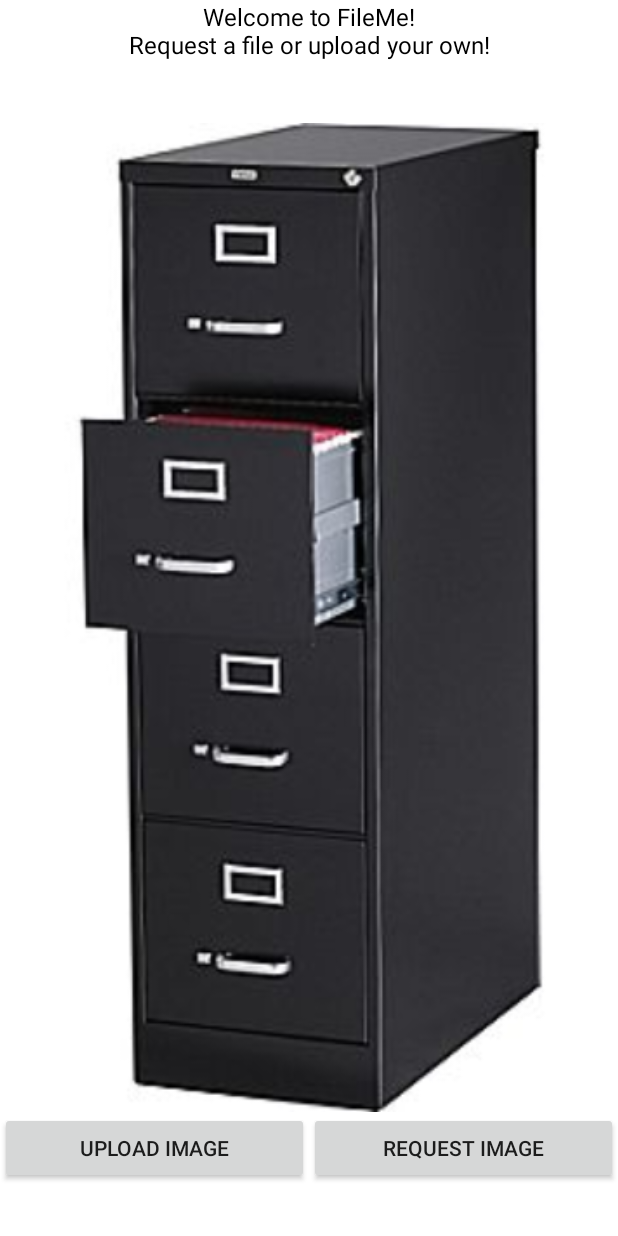
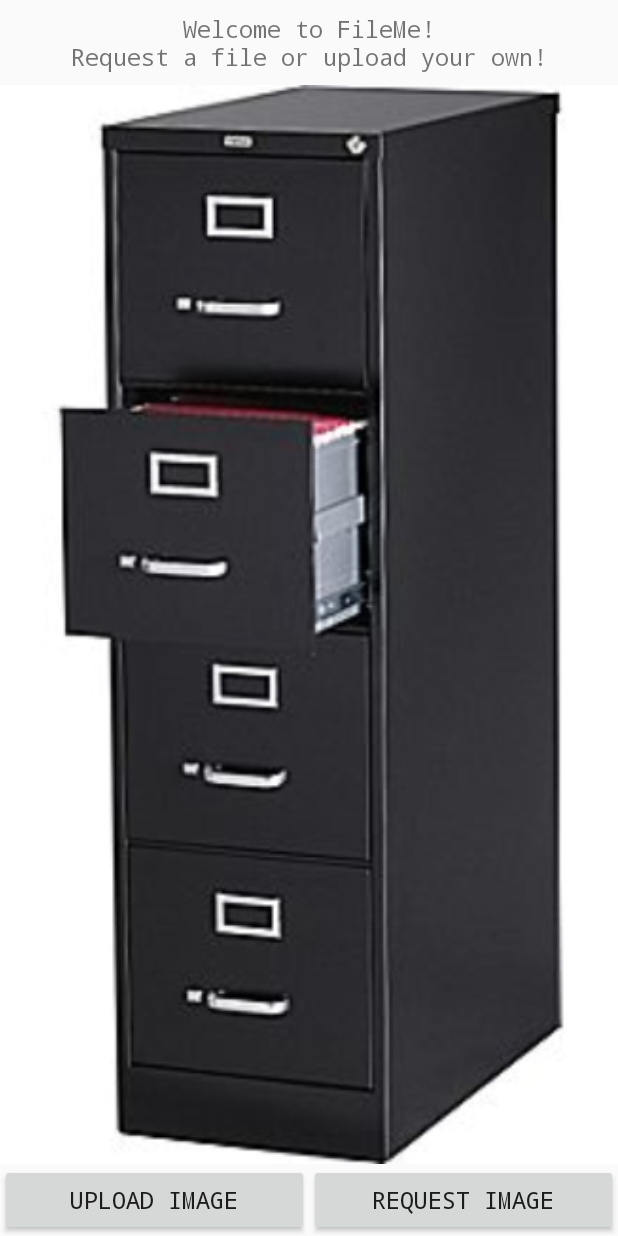
Before and after one commit to Joseph-W-E/FileMe, an Android app: the screen it shows after launch (MainActivity), on a phone screen of 412 x 824 dp. Run offline under Robolectric (Android 15) with nearby library versions, the phone set to English and light mode, and no system bars.

Commit message:
I'm angry

```diff
--- a/FileMe/app/src/main/java/com/example/joey/fileme/api/APIInterface.java
+++ b/FileMe/app/src/main/java/com/example/joey/fileme/api/APIInterface.java
@@ -17,7 +17,7 @@ import retrofit2.http.Path;
 public interface APIInterface {
 
 
-    String URL = "http://65.110.228.25:4567";
+    String URL = "http://65.110.227.87:4567";
 
 
     /*** GET REQUESTS ***/
--- a/FileMe/app/src/main/java/com/example/joey/fileme/api/ServerData.java
+++ b/FileMe/app/src/main/java/com/example/joey/fileme/api/ServerData.java
@@ -23,8 +23,7 @@ public class ServerData {
     @SerializedName("data")
     private String data;
 
-    public ServerData(int id, String name, String description, long date, String data) {
-        this.id = id;
+    public ServerData(String name, String description, long date, String data) {
         this.name = name;
         this.description = description;
         this.date = date;
--- a/FileMe/app/src/main/java/com/example/joey/fileme/request_image/server_image_view/ServerImageViewFactory.java
+++ b/FileMe/app/src/main/java/com/example/joey/fileme/request_image/server_image_view/ServerImageViewFactory.java
@@ -3,12 +3,12 @@ package com.example.joey.fileme.request_image.server_image_view;
 import android.content.Context;
 import android.graphics.Bitmap;
 import android.graphics.BitmapFactory;
+import android.util.Log;
 import android.widget.ImageView;
 import android.widget.LinearLayout;
 import android.widget.TextView;
 
 import java.text.SimpleDateFormat;
-import java.util.Calendar;
 import java.util.Date;
 import java.util.Locale;
 
--- a/FileMe/app/src/main/res/layout/activity_main.xml
+++ b/FileMe/app/src/main/res/layout/activity_main.xml
@@ -1,7 +1,6 @@
 <?xml version="1.0" encoding="utf-8"?>
 <LinearLayout
     xmlns:android="http://schemas.android.com/apk/res/android"
-    xmlns:app="http://schemas.android.com/apk/res-auto"
     xmlns:tools="http://schemas.android.com/tools"
     android:layout_width="match_parent"
     android:layout_height="match_parent"
@@ -10,33 +9,27 @@
     tools:context="com.example.joey.fileme.MainActivity">
 
     <TextView
-        android:text="Welcome to FileMe!\nRequest a file or upload your own!"
+        android:id="@+id/title"
         android:textAlignment="center"
-        android:textSize="16sp"
-        android:textColor="@color/black"
         android:layout_width="match_parent"
-        android:layout_height="0dp"
+        android:layout_height="wrap_content"
         android:layout_alignParentTop="true"
         android:layout_centerHorizontal="true"
-        android:id="@+id/title"
-        android:layout_weight="0.10"
-        android:background="@color/white"/>
+        android:text="Welcome to FileMe!\nRequest a file or upload your own!"
+        style="@style/AppTextView"/>
 
     <ImageView
         android:layout_width="match_parent"
         android:layout_height="0dp"
         android:id="@+id/background"
-        android:layout_weight=".8"
-        android:scaleType="centerCrop"
-        />
+        android:layout_weight="1"
+        android:scaleType="centerCrop" />
 
     <LinearLayout
         android:orientation="horizontal"
         android:layout_width="match_parent"
-        android:layout_height="0dp"
-        android:layout_weight=".1"
-        android:weightSum="1"
-        android:background="@color/white">
+        android:layout_height="wrap_content"
+        android:weightSum="1">
 
         <Button
             android:id="@+id/main_activity_btn_upload_image"
@@ -44,7 +37,8 @@
             android:layout_width="0dp"
             android:layout_height="wrap_content"
             android:text="Upload Image"
-            android:layout_weight=".5"/>
+            android:layout_weight=".5"
+            style="@style/AppTextView"/>
 
         <Button
             android:id="@+id/main_activity_btn_request_image"
@@ -52,7 +46,8 @@
             android:layout_width="0dp"
             android:layout_height="wrap_content"
             android:text="Request Image"
-            android:layout_weight=".5"/>
+            android:layout_weight=".5"
+            style="@style/AppTextView"/>
     </LinearLayout>
 
 </LinearLayout>
--- a/FileMe/app/src/main/res/layout/activity_request_image.xml
+++ b/FileMe/app/src/main/res/layout/activity_request_image.xml
@@ -18,7 +18,8 @@
         android:id="@+id/request_image_activity_et_title"
         android:layout_width="match_parent"
         android:layout_height="wrap_content"
-        android:hint="Enter image title..." />
+        android:hint="Enter image title..."
+        style="@style/AppTextView"/>
 
     <Button
         android:id="@+id/request_image_activity_btn_request"
@@ -26,6 +27,6 @@
         android:layout_width="match_parent"
         android:layout_height="wrap_content"
         android:text="Request Image"
-        android:background="@color/colorPrimary" />
+        style="@style/AppTextView"/>
 
 </LinearLayout>
--- a/FileMe/app/src/main/res/values/colors.xml
+++ b/FileMe/app/src/main/res/values/colors.xml
@@ -1,10 +1,11 @@
 <?xml version="1.0" encoding="utf-8"?>
 <resources>
-    <color name="colorPrimary">#3F51B5</color>
-    <color name="colorPrimaryDark">#303F9F</color>
-    <color name="colorAccent">#FF4081</color>
-    <color name="black">#000000</color>
-    <color name="white">#FFFFFF</color>
-
-
+    <color name="primary">#03A9F4</color>
+    <color name="primary_dark">#0288D1</color>
+    <color name="primary_light">#B3E5FC</color>
+    <color name="accent">#FFC107</color>
+    <color name="primary_text">#212121</color>
+    <color name="secondary_text">#757575</color>
+    <color name="icons">#FFFFFF</color>
+    <color name="divider">#BDBDBD</color>
 </resources>
--- a/FileMe/app/src/main/res/values/styles.xml
+++ b/FileMe/app/src/main/res/values/styles.xml
@@ -3,9 +3,15 @@
     <!-- Base application theme. -->
     <style name="AppTheme" parent="Theme.AppCompat.Light.DarkActionBar">
         <!-- Customize your theme here. -->
-        <item name="colorPrimary">@color/colorPrimary</item>
-        <item name="colorPrimaryDark">@color/colorPrimaryDark</item>
-        <item name="colorAccent">@color/colorAccent</item>
+        <item name="colorPrimary">@color/primary</item>
+        <item name="colorPrimaryDark">@color/primary_dark</item>
+        <item name="colorAccent">@color/accent</item>
+    </style>
+
+    <style name="AppTextView">
+        <item name="android:textSize">16sp</item>
+        <item name="android:fontFamily">monospace</item>
+        <item name="android:padding">8dp</item>
     </style>
 
 </resources>
```
Also changed, not shown: FileMe/app/src/main/java/com/example/joey/fileme/api/APIManagerSingleton.java (+9 -2 lines), FileMe/app/src/main/java/com/example/joey/fileme/upload_image/ImageInformationDialog.java (+51 -0 lines), FileMe/app/src/main/java/com/example/joey/fileme/upload_image/ImageViewWithListener.java (added, +39 -0 lines), FileMe/app/src/main/java/com/example/joey/fileme/upload_image/UploadImageActivity.java (+47 -21 lines), FileMe/app/src/main/res/layout/activity_upload_image.xml (+12 -3 lines), FileMe/app/src/main/res/layout/dialog_image_information.xml (added, +35 -0 lines), 2 other files.
